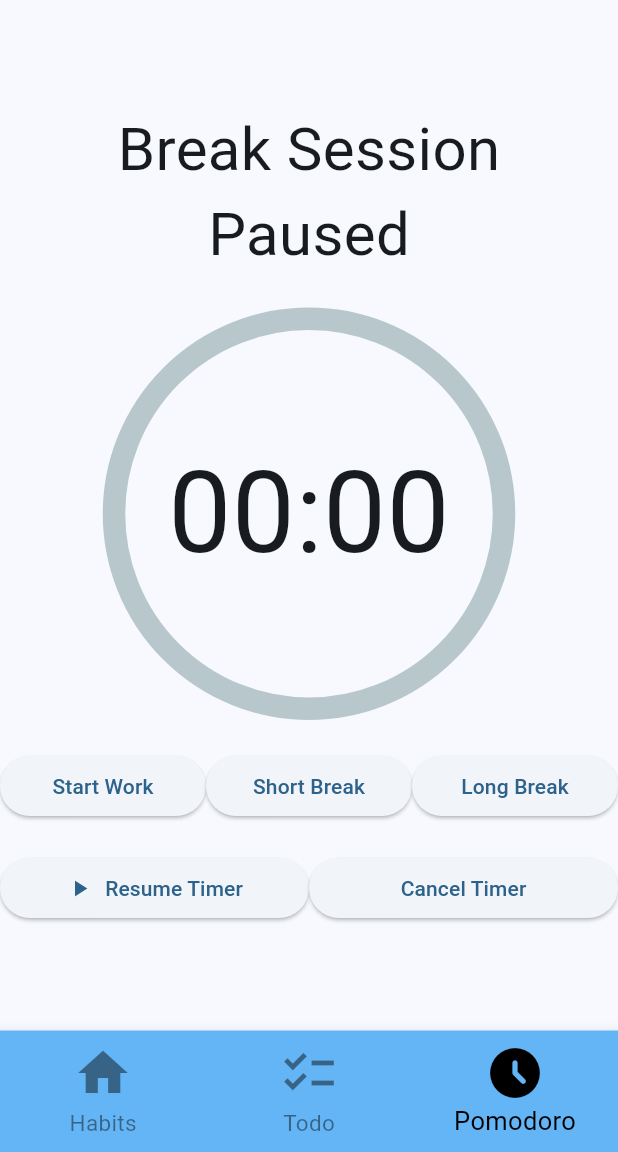
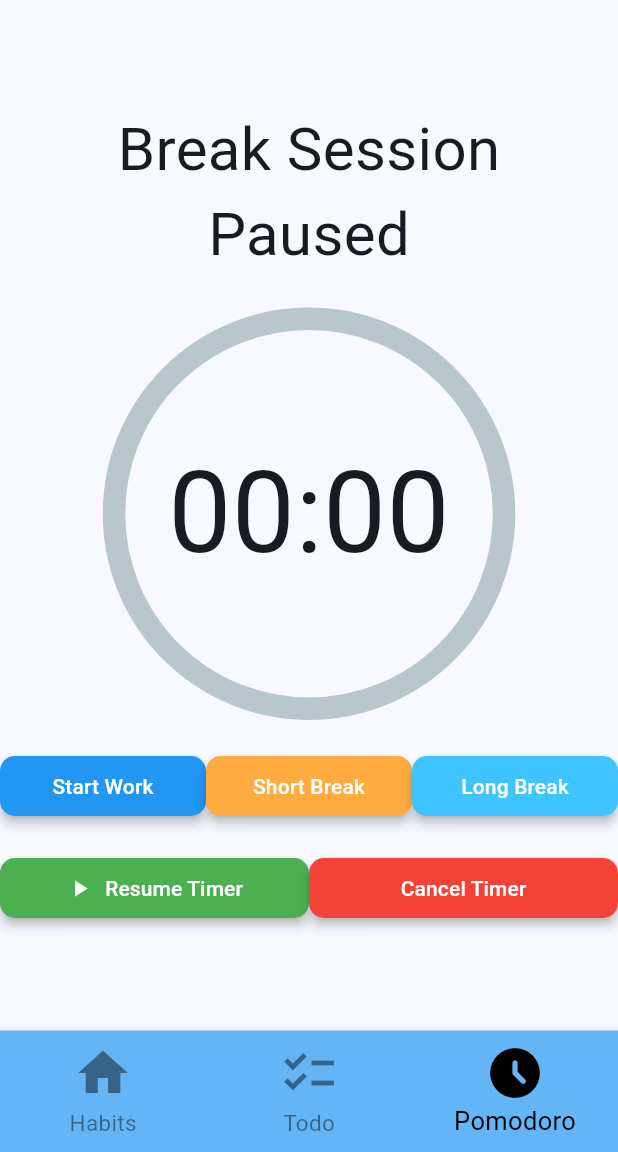
Before and after one commit to PenguGH/FocusTime, a Flutter app: the screen it shows after launch, item 3 of the bottom bar chosen, on a phone screen of 412 x 824 dp, the part 84-1236 px from its top. Run offline on Flutter 3.47's test engine with Material 3 defaults, Android fonts, the phone set to English and light mode, and no system bars; drawn by our look-alikes of percent_indicator; our stand-ins replace flutter_slidable, shared_preferences; missing offline and left inert: flutter_material_color_picker.

Commit message:
stylized all 5 buttons on pomodoro page

```diff
--- a/lib/main.dart
+++ b/lib/main.dart
@@ -31,6 +31,7 @@ class MyApp extends StatelessWidget {
     return ChangeNotifierProvider(
       create: (_) => PomodoroLogic(), // Create an instance of your model
       child: MaterialApp(
+        debugShowCheckedModeBanner: false, // removes the debug banner from top right hand corner
         title: 'FocusTime',
         theme: ThemeData(
           // This is the theme of your application.
--- a/lib/page/habits_home_page.dart
+++ b/lib/page/habits_home_page.dart
@@ -86,6 +86,8 @@ class _GoalsPageState extends State<GoalsPage> {
   Widget build(BuildContext context) {
     return Scaffold(
       appBar: AppBar(
+        // These are good habits that you want to build over time. Or bad habits that you want to get rid of. Work towards your habit goals and journey by trying to meet your daily and weekly goal's frequency values!
+        // Some say it takes 21 days to build a habit. But expect to spend more time until your habit is part of your routine and daily life.
         title: Text("Goals"),
       ),
       body: ListView.builder(
--- a/lib/page/music_page.dart
+++ b/lib/page/music_page.dart
@@ -34,13 +34,13 @@
 //                 IconButton(
 //                   icon: Icon(Icons.play_arrow),
 //                   onPressed: () {
-//                     // Implement play functionality
+//                     // play functionality
 //                   },
 //                 ),
 //                 IconButton(
 //                   icon: Icon(Icons.pause),
 //                   onPressed: () {
-//                     // Implement pause functionality
+//                     // pause functionality
 //                   },
 //                 ),
 //               ],
--- a/lib/page/pomodoro_page.dart
+++ b/lib/page/pomodoro_page.dart
@@ -52,6 +52,14 @@ class PomodoroPage extends StatelessWidget {
                         pomodoroLogic.workSession();
                       }
                     },
+                    style: ElevatedButton.styleFrom(
+                      foregroundColor: Colors.white, backgroundColor: Colors.blue, // text color
+                      padding: EdgeInsets.symmetric(horizontal: 20, vertical: 10), // padding
+                      shape: RoundedRectangleBorder(
+                        borderRadius: BorderRadius.circular(10), // rounded corners
+                      ),
+                      elevation: 3, // elevation
+                    ),
                     child: Text('Start Work'),
                   ),
                 ),
@@ -64,10 +72,17 @@ class PomodoroPage extends StatelessWidget {
                         pomodoroLogic.breakSession();
                       }
                     },
+                    style: ElevatedButton.styleFrom(
+                      foregroundColor: Colors.white, backgroundColor: Colors.orangeAccent, // text color
+                      padding: EdgeInsets.symmetric(horizontal: 20, vertical: 10), // padding
+                      shape: RoundedRectangleBorder(
+                        borderRadius: BorderRadius.circular(10), // rounded corners
+                      ),
+                      elevation: 3, // elevation
+                    ),
                     child: Text('Short Break'),
                   ),
                 ),
-                // SizedBox(width: 20),
                 Expanded(
                   child: ElevatedButton(
                     onPressed: () {
@@ -76,6 +91,14 @@ class PomodoroPage extends StatelessWidget {
                         pomodoroLogic.breakSession();
                       }
                     },
+                    style: ElevatedButton.styleFrom(
+                      foregroundColor: Colors.white, backgroundColor: Colors.lightBlueAccent, // text color
+                      padding: EdgeInsets.symmetric(horizontal: 20, vertical: 10), // padding
+                      shape: RoundedRectangleBorder(
+                        borderRadius: BorderRadius.circular(10), // rounded corners
+                      ),
+                      elevation: 3, // elevation
+                    ),
                     child: Text('Long Break'),
                   ),
                 ),
@@ -93,6 +116,14 @@ class PomodoroPage extends StatelessWidget {
                         pomodoroLogic.resumeTimer(); // Resumes the timer
                       }
                     },
+                    style: ElevatedButton.styleFrom(
+                      foregroundColor: Colors.white, backgroundColor: Colors.green, // text color
+                      padding: EdgeInsets.symmetric(horizontal: 20, vertical: 10), // padding
+                      shape: RoundedRectangleBorder(
+                        borderRadius: BorderRadius.circular(10), // rounded corners
+                      ),
+                      elevation: 3, // elevation
+                    ),
                     child: Row(
                       // row to display icon and text in the same button
                       mainAxisSize: MainAxisSize.min,
@@ -109,6 +140,14 @@ class PomodoroPage extends StatelessWidget {
                     onPressed: () {
                       pomodoroLogic.cancelTimer(); // Cancel and set the timer to zero
                     },
+                    style: ElevatedButton.styleFrom(
+                      foregroundColor: Colors.white, backgroundColor: Colors.red, // text color
+                      padding: EdgeInsets.symmetric(horizontal: 20, vertical: 10), // padding
+                      shape: RoundedRectangleBorder(
+                        borderRadius: BorderRadius.circular(10), // rounded corners
+                      ),
+                      elevation: 3, // elevation
+                    ),
                     child: Text('Cancel Timer'),
                   ),
                 ),
--- a/lib/page/todo_page.dart
+++ b/lib/page/todo_page.dart
@@ -67,6 +67,8 @@ class _TodoPageState extends State<TodoPage> {
   Widget build(BuildContext context) {
     return Scaffold(
       appBar: AppBar(
+        // These are tasks that you need to get done soon. Either today, tomorrow, next week, whenever. just to label some deadline for a task you have to do in the immediate near future.
+        // By listing out all your to do items in a to do list; visually you can see what needs to be done, when it needs to be done, what tasks are due soon, etc. and then you can work accordingly and strategically to finish the higher importance tasks first.
         title: Text("Tasks"),
       ),
       // Flutter widget tree DOM rebuilds new list view changes and UI changes automatically based on updates in the State.
--- a/pubspec.yaml
+++ b/pubspec.yaml
@@ -43,6 +43,7 @@ dependencies:
   flutter_material_color_picker: ^1.2.0
   provider: ^5.0.0
   percent_indicator: ^3.0.0
+  audioplayers: ^0.20.1
 
 dev_dependencies:
   flutter_test:
```
Also changed, not shown: pubspec.lock.
